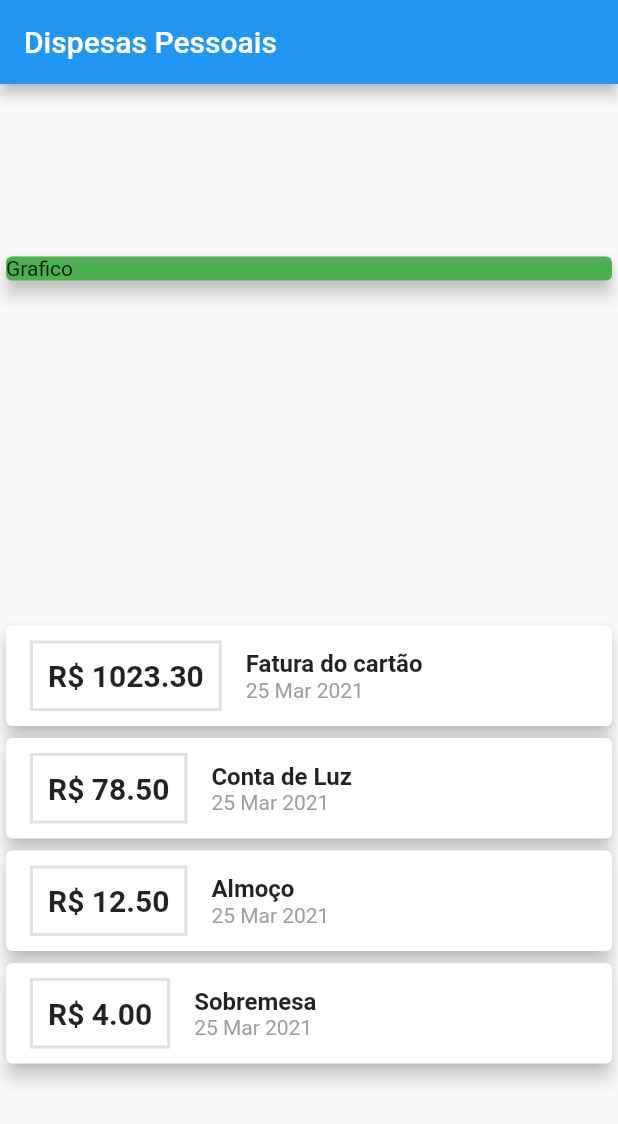
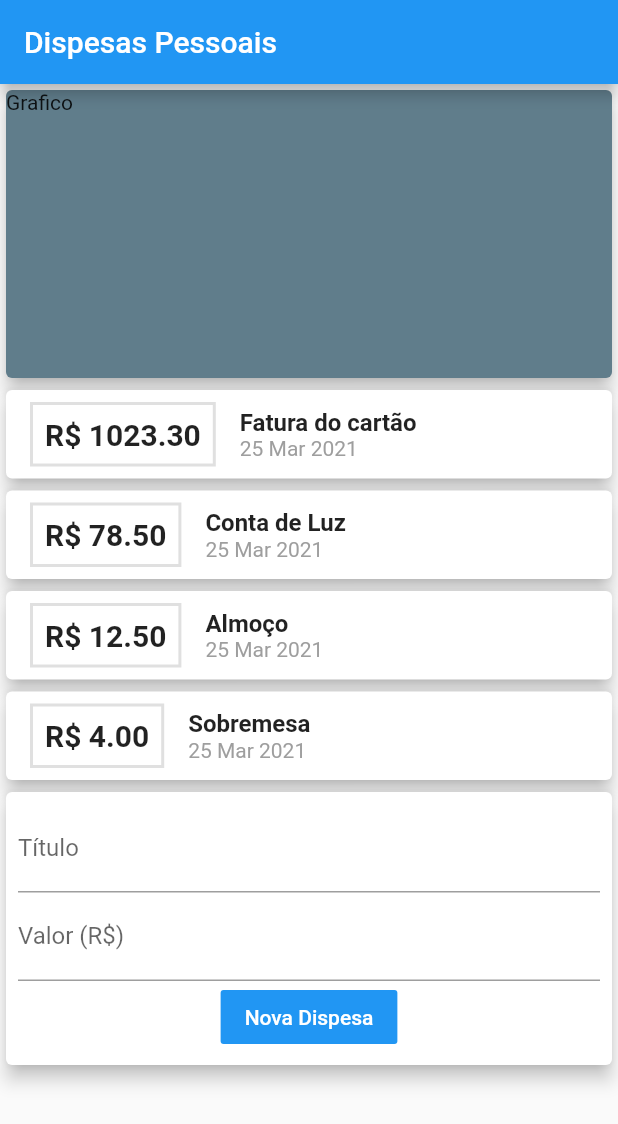
Before and after one commit to DionesioJr/AppFinanceiro, a Flutter app: the screen it shows after launch, on a phone screen of 412 x 824 dp. Shown: the top 1124 px of the screen. Run offline on Flutter 3.47's test engine with Material 2 defaults, Android fonts, the light colour scheme and no system bars.

Commit message:
Implementando textFild

```diff
--- a/lib/screens/home.dart
+++ b/lib/screens/home.dart
@@ -27,14 +27,15 @@
         title: Text("Dispesas Pessoais"),
       ),
       body: Column(
-        mainAxisAlignment: MainAxisAlignment.spaceAround,
+        // mainAxisAlignment: MainAxisAlignment.spaceAround,
         crossAxisAlignment: CrossAxisAlignment.start,
         children: [
           Container(
             width: double.infinity,
+            height: 200,
             child: Card(
               child: Text("Grafico"),
-              color: Colors.green,
+              color: Colors.blueGrey,
               elevation: 5,
             ),
           ),
@@ -54,11 +55,10 @@
                             fontSize: 20,
                             color: Colors.black87),
                       ),
-                      margin:
-                          EdgeInsets.symmetric(horizontal: 16, vertical: 10),
+                      margin: EdgeInsets.symmetric(horizontal: 16, vertical: 8),
                       decoration: BoxDecoration(
                           border: Border.all(color: Colors.black12, width: 2)),
-                      padding: EdgeInsets.all(10),
+                      padding: EdgeInsets.all(8),
                     ),
                     Column(
                       crossAxisAlignment: CrossAxisAlignment.start,
@@ -81,6 +81,28 @@
               );
               // exibindo a lista
             }).toList(),
+          ),
+          Card(
+            elevation: 5,
+            child: Padding(
+              padding: const EdgeInsets.all(8),
+              child: Column(
+                children: [
+                  TextField(
+                    decoration: InputDecoration(labelText: 'Título'),
+                  ),
+                  TextField(
+                    decoration: InputDecoration(labelText: 'Valor (R\$)'),
+                  ),
+                  FlatButton(
+                    child: Text("Nova Dispesa"),
+                    color: Colors.blue,
+                    textColor: Colors.white,
+                    onPressed: () {},
+                  )
+                ],
+              ),
+            ),
           )
         ],
       ),
```
